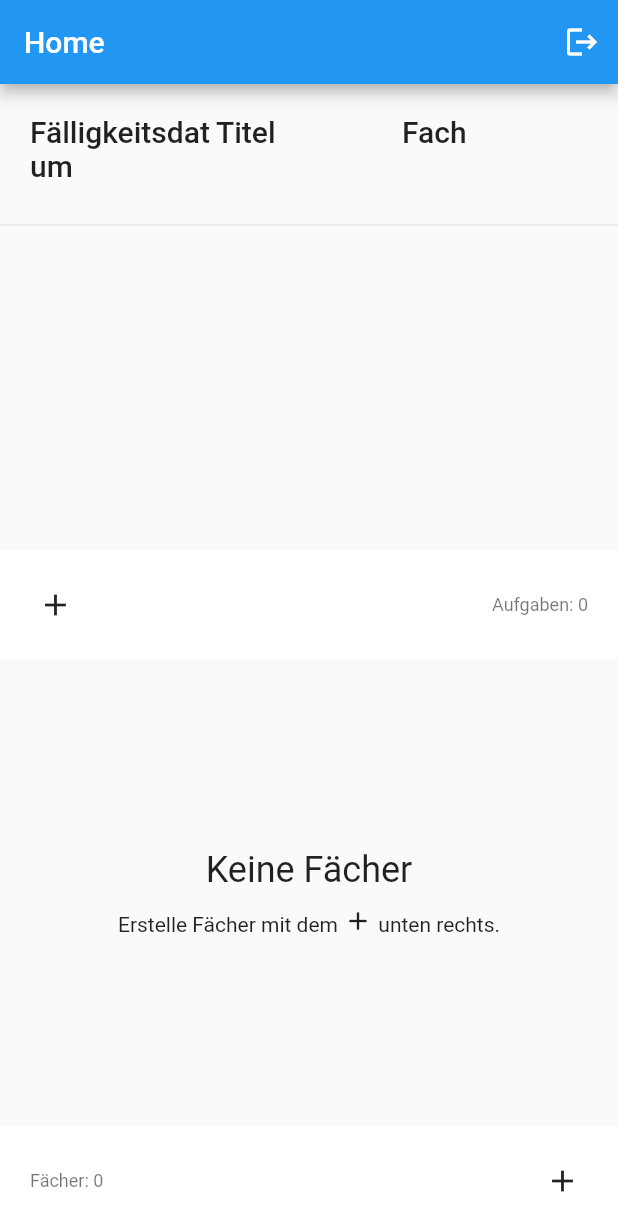
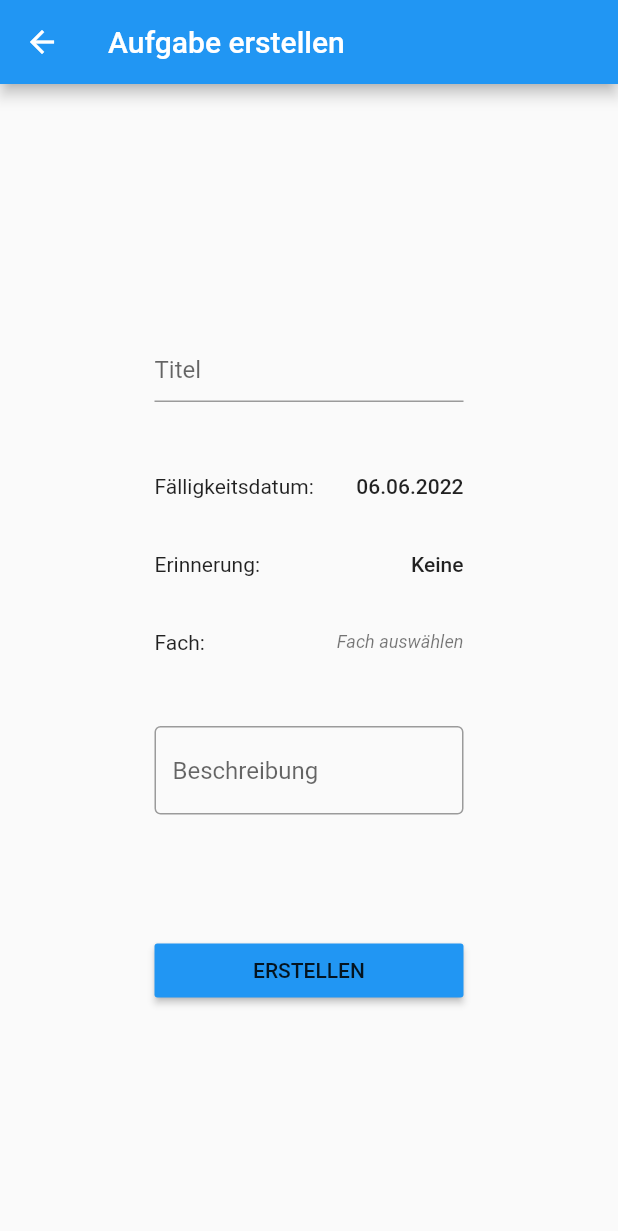
Before and after one commit to david072/school_app, a Flutter app: the HomePage screen opened directly, after a tap on the "add" icon, on a phone screen of 412 x 824 dp. Shown: the top 1231 px of the screen. Run offline on Flutter 3.47's test engine with Material 2 defaults, Android fonts, the phone set to English and light mode, and no system bars; our stand-ins replace cloud_firestore, email_validator, firebase_auth, firebase_core, flutter_colorpicker, get; missing offline and left inert: lit_relative_date_time, perfect_freehand; accounts and stored records are empty.

Commit message:
feat: Add page to create tasks
This adds a new page, available via the plus in the bottom left corner
on the home screen, allowing you to create tasks. It requires a title,
a due date, a reminder and a subject. Optionally you can provide a
description. On confirmation, the task is created in the firestore
database.

```diff
--- a/lib/data/database.dart
+++ b/lib/data/database.dart
@@ -65,7 +65,7 @@ class Database {
     await _collection(_tasksCollection).add({
       'title': title,
       'description': description,
-      'dueDate': dueDate.millisecondsSinceEpoch,
+      'due_date': dueDate.millisecondsSinceEpoch,
       'reminder': reminder.millisecondsSinceEpoch,
       'subject_id': subjectId,
       'user_id': _requireUser().uid,
@@ -78,7 +78,7 @@ class Database {
     await doc.update({
       'title': title,
       'description': description,
-      'dueDate': dueDate.millisecondsSinceEpoch,
+      'due_date': dueDate.millisecondsSinceEpoch,
       'reminder': reminder.millisecondsSinceEpoch,
       'subject_id': subjectId,
       'user_id': _requireUser().uid,
--- /dev/null
+++ b/lib/data/tasks/create_task_page.dart
@@ -0,0 +1,492 @@
+import 'dart:async';
+
+import 'package:flutter/material.dart';
+import 'package:get/get.dart';
+import 'package:intl/intl.dart';
+import 'package:school_app/data/database.dart';
+import 'package:school_app/data/subjects/subject.dart';
+import 'package:school_app/util.dart';
+
+enum _ReminderMode {
+  none,
+  oneDayBefore,
+  twoDaysBefore,
+  threeDaysBefore,
+  fourDaysBefore,
+  oneWeekBefore,
+  twoWeeksBefore,
+  custom,
+}
+
+extension on _ReminderMode {
+  String get string {
+    switch (this) {
+      case _ReminderMode.none:
+        return 'Keine';
+      case _ReminderMode.oneDayBefore:
+        return 'Einen Tag vorher';
+      case _ReminderMode.twoDaysBefore:
+        return 'Zwei Tage vorher';
+      case _ReminderMode.threeDaysBefore:
+        return 'Drei Tage vorher';
+      case _ReminderMode.fourDaysBefore:
+        return 'Vier Tage vorher';
+      case _ReminderMode.oneWeekBefore:
+        return 'Eine Woche vorher';
+      case _ReminderMode.twoWeeksBefore:
+        return 'Zwei Wochen vorher';
+      case _ReminderMode.custom:
+        return '';
+    }
+  }
+
+  Duration get offset {
+    switch (this) {
+      case _ReminderMode.none:
+        return Duration.zero;
+      case _ReminderMode.oneDayBefore:
+        return const Duration(days: 1);
+      case _ReminderMode.twoDaysBefore:
+        return const Duration(days: 2);
+      case _ReminderMode.threeDaysBefore:
+        return const Duration(days: 3);
+      case _ReminderMode.fourDaysBefore:
+        return const Duration(days: 4);
+      case _ReminderMode.oneWeekBefore:
+        return const Duration(days: 7);
+      case _ReminderMode.twoWeeksBefore:
+        return const Duration(days: 14);
+      case _ReminderMode.custom:
+        return Duration.zero; // Handled elsewhere
+    }
+  }
+}
+
+class CreateTaskPage extends StatefulWidget {
+  const CreateTaskPage({Key? key}) : super(key: key);
+
+  @override
+  State<CreateTaskPage> createState() => _CreateTaskPageState();
+}
+
+class _CreateTaskPageState extends State<CreateTaskPage> {
+  final GlobalKey formKey = GlobalKey<FormState>();
+
+  var enabled = true.obs;
+
+  String title = "";
+  String description = "";
+  late DateTime dueDate;
+  Subject? subject;
+
+  var reminderMode = _ReminderMode.none;
+  var reminderOffset = Duration.zero;
+
+  @override
+  void initState() {
+    super.initState();
+    var now = DateTime.now();
+    dueDate = DateTime(now.year, now.month, now.day);
+  }
+
+  void createSubject() async {
+    enabled.call(false);
+
+    if (subject == null) {
+      ScaffoldMessenger.of(context).showSnackBar(
+          const SnackBar(content: Text('Bitte wähle ein Fach aus!')));
+      enabled.call(true);
+      return;
+    }
+    if (!validateForm(formKey)) {
+      enabled.call(true);
+      return;
+    }
+
+    await Database.createTask(
+      title,
+      description,
+      dueDate,
+      dueDate.subtract(reminderOffset),
+      subject!.id,
+    );
+
+    enabled.call(true);
+    Get.back();
+  }
+
+  @override
+  Widget build(BuildContext context) {
+    return Scaffold(
+      appBar: AppBar(
+        title: const Text('Aufgabe erstellen'),
+      ),
+      body: Center(
+        child: SizedBox(
+          width: MediaQuery.of(context).size.width / 2,
+          child: SingleChildScrollView(
+            child: Form(
+              key: formKey,
+              child: Column(
+                mainAxisAlignment: MainAxisAlignment.center,
+                crossAxisAlignment: CrossAxisAlignment.center,
+                children: [
+                  TextFormField(
+                    enabled: enabled.value,
+                    decoration: buildInputDecoration('Titel'),
+                    onChanged: (s) => title = s,
+                    validator: InputValidator.validateNotEmpty,
+                  ),
+                  const SizedBox(height: 40),
+                  _DatePicker(
+                    enabled: enabled.value,
+                    prefix: 'Fälligkeitsdatum',
+                    date: dueDate,
+                    onChanged: (date) => setState(() => dueDate = date),
+                  ),
+                  const SizedBox(height: 20),
+                  _ReminderPicker(
+                    enabled: enabled.value,
+                    mode: reminderMode,
+                    reminderOffset: reminderOffset,
+                    dueDate: dueDate,
+                    onChanged: (offset, mode) => setState(() {
+                      reminderOffset = offset;
+                      reminderMode = mode;
+                    }),
+                  ),
+                  const SizedBox(height: 20),
+                  _SubjectPicker(
+                    enabled: enabled.value,
+                    onChanged: (s) => setState(() => subject = s),
+                    selectedSubjectId: subject?.id,
+                  ),
+                  const SizedBox(height: 40),
+                  TextFormField(
+                    enabled: enabled.value,
+                    onChanged: (s) => description = s,
+                    decoration: const InputDecoration(
+                      alignLabelWithHint: true,
+                      labelText: 'Beschreibung',
+                      border: OutlineInputBorder(),
+                    ),
+                    keyboardType: TextInputType.multiline,
+                    maxLines: null,
+                  ),
+                  const SizedBox(height: 80),
+                  MaterialButton(
+                    onPressed: enabled.value ? createSubject : null,
+                    minWidth: double.infinity,
+                    color: Theme.of(context).colorScheme.primary,
+                    child: enabled.value
+                        ? const Text('ERSTELLEN')
+                        : const CircularProgressIndicator(),
+                  ),
+                ],
+              ),
+            ),
+          ),
+        ),
+      ),
+    );
+  }
+}
+
+class _DatePicker extends StatelessWidget {
+  _DatePicker({
+    Key? key,
+    this.enabled = true,
+    required this.prefix,
+    this.highlightPrefix = false,
+    DateTime? firstDate,
+    DateTime? lastDate,
+    required this.date,
+    required this.onChanged,
+  }) : super(key: key) {
+    var now = DateTime.now();
+    this.firstDate = firstDate ?? now;
+    this.lastDate = lastDate ?? DateTime(now.year + 5, 12, 31);
+  }
+
+  final bool enabled;
+  final String prefix;
+  final bool highlightPrefix;
+  late final DateTime firstDate;
+  late final DateTime lastDate;
+  final DateTime date;
+  final void Function(DateTime) onChanged;
+
+  @override
+  Widget build(BuildContext context) {
+    return _ClickableRow(
+      onTap: enabled
+          ? () async {
+              final picked = await showDatePicker(
+                context: context,
+                initialDate: date,
+                firstDate: firstDate,
+                lastDate: lastDate,
+              );
+              if (picked != null && picked != date) onChanged(picked);
+            }
+          : null,
+      left: Text(
+        '$prefix:',
+        style: !highlightPrefix
+            ? Theme.of(context).textTheme.bodyText2
+            : Theme.of(context).textTheme.bodyText1,
+      ),
+      right: Text(
+        DateFormat('dd.MM.yyyy').format(date),
+        style: Theme.of(context).textTheme.bodyLarge,
+      ),
+    );
+  }
+}
+
+class _ReminderPicker extends StatelessWidget {
+  const _ReminderPicker({
+    Key? key,
+    this.enabled = true,
+    required this.mode,
+    required this.reminderOffset,
+    required this.dueDate,
+    required this.onChanged,
+  }) : super(key: key);
+
+  final bool enabled;
+  final _ReminderMode mode;
+  final Duration reminderOffset;
+  final DateTime dueDate;
+  final void Function(Duration, _ReminderMode) onChanged;
+
+  @override
+  Widget build(BuildContext context) {
+    return _ClickableRow(
+      onTap: enabled
+          ? () => showDialog(
+                context: context,
+                builder: (ctx) => AlertDialog(
+                  title: const Text('Erinnerung:'),
+                  content: SingleChildScrollView(
+                    child: Column(
+                      crossAxisAlignment: CrossAxisAlignment.start,
+                      mainAxisAlignment: MainAxisAlignment.start,
+                      mainAxisSize: MainAxisSize.min,
+                      children: _ReminderMode.values.map((val) {
+                        if (val == _ReminderMode.custom) {
+                          var now = DateTime.now();
+                          return _DatePicker(
+                            prefix: 'Benutzerdefiniert',
+                            highlightPrefix: mode == val,
+                            date: dueDate.subtract(reminderOffset),
+                            firstDate: DateTime(now.year - 5),
+                            lastDate: dueDate,
+                            onChanged: (date) {
+                              var offset = dueDate.difference(date);
+                              Get.back();
+                              onChanged(offset, _ReminderMode.custom);
+                            },
+                          );
+                        }
+
+                        return Row(
+                          children: [
+                            Expanded(
+                              child: InkWell(
+                                onTap: () {
+                                  Get.back();
+                                  onChanged(val.offset, val);
+                                },
+                                child: Padding(
+                                  padding:
+                                      const EdgeInsets.only(top: 8, bottom: 8),
+                                  child: Text(val.string,
+                                      style: mode == val
+                                          ? Theme.of(context)
+                                              .textTheme
+                                              .bodyText1
+                                          : Theme.of(context)
+                                              .textTheme
+                                              .bodyText2),
+                                ),
+                              ),
+                            ),
+                          ],
+                        );
+                      }).toList(),
+                    ),
+                  ),
+                ),
+              )
+          : null,
+      left: const Text('Erinnerung:'),
+      right: Text(
+        mode != _ReminderMode.custom
+            ? mode.string
+            : DateFormat('dd.MM.yyyy').format(dueDate.subtract(reminderOffset)),
+        style: Theme.of(context).textTheme.bodyLarge,
+      ),
+    );
+  }
+}
+
+class _SubjectPicker extends StatefulWidget {
+  const _SubjectPicker({
+    Key? key,
+    this.enabled = true,
+    this.selectedSubjectId,
+    required this.onChanged,
+  }) : super(key: key);
+
+  final bool enabled;
+  final String? selectedSubjectId;
+  final void Function(Subject) onChanged;
+
+  @override
+  State<_SubjectPicker> createState() => _SubjectPickerState();
+}
+
+class _SubjectPickerState extends State<_SubjectPicker> {
+  List<Subject>? subjects;
+  late StreamSubscription<List<Subject>> subscription;
+
+  @override
+  void initState() {
+    super.initState();
+    getSubjects();
+  }
+
+  // For some reason, stream.first apparently does not work properly on
+  // generator functions, so I have to do it myself.
+  Future<void> getSubjects() async {
+    subscription = Database.querySubjects().listen((data) {
+      setState(() => subjects = data);
+      subscription.cancel();
+    });
+  }
+
+  @override
+  void dispose() {
+    subscription.cancel();
+    super.dispose();
+  }
+
+  @override
+  Widget build(BuildContext context) {
+    return subjects == null
+        ? Row(
+            children: const [
+              Expanded(
+                child: Center(child: CircularProgressIndicator()),
+              )
+            ],
+          )
+        : _ClickableRow(
+            onTap: widget.enabled
+                ? () => showDialog(
+                      context: context,
+                      builder: (ctx) => AlertDialog(
+                        title: const Text('Fach auswählen'),
+                        content: SingleChildScrollView(
+                          child: Column(
+                            crossAxisAlignment: CrossAxisAlignment.start,
+                            mainAxisAlignment: MainAxisAlignment.start,
+                            mainAxisSize: MainAxisSize.min,
+                            children: subjects!
+                                .map(
+                                  (el) => InkWell(
+                                    onTap: () {
+                                      Get.back();
+                                      widget.onChanged(el);
+                                    },
+                                    child: Row(
+                                      children: [
+                                        Expanded(
+                                          child: Padding(
+                                            padding: const EdgeInsets.only(
+                                                top: 8, bottom: 8),
+                                            child: Text(el.name,
+                                                style: widget.selectedSubjectId !=
+                                                            null &&
+                                                        el.id ==
+                                                            widget
+                                                                .selectedSubjectId
+                                                    ? Theme.of(context)
+                                                        .textTheme
+                                                        .bodyText1
+                                                    : Theme.of(context)
+                                                        .textTheme
+                                                        .bodyText2),
+                                          ),
+                                        ),
+                                        Container(
+                                          decoration: BoxDecoration(
+                                            color: el.color,
+                                            borderRadius:
+                                                BorderRadius.circular(5),
+                                          ),
+                                          height: 25,
+                                          width: 25,
+                                        )
+                                      ],
+                                    ),
+                                  ),
+                                )
+                                .toList(),
+                          ),
+                        ),
+                      ),
+                    )
+                : null,
+            left: const Text('Fach:'),
+            right: Text(
+              widget.selectedSubjectId == null
+                  ? 'Fach auswählen'
+                  : subjects!
+                      .firstWhere((el) => el.id == widget.selectedSubjectId)
+                      .name,
+              style: widget.selectedSubjectId == null
+                  ? Theme.of(context)
+                      .textTheme
+                      .caption
+                      ?.copyWith(fontStyle: FontStyle.italic)
+                  : Theme.of(context).textTheme.bodyLarge,
+            ),
+          );
+  }
+}
+
+class _ClickableRow extends StatelessWidget {
+  const _ClickableRow({
+    Key? key,
+    required this.left,
+    required this.right,
+    required this.onTap,
+  }) : super(key: key);
+
+  final Widget left;
+  final Widget right;
+  final void Function()? onTap;
+
+  @override
+  Widget build(BuildContext context) {
+    return InkWell(
+      onTap: onTap,
+      child: Padding(
+        padding: const EdgeInsets.only(top: 8, bottom: 8),
+        child: Row(
+          children: [
+            left,
+            Expanded(
+              child: Align(
+                alignment: Alignment.centerRight,
+                child: right,
+              ),
+            )
+          ],
+        ),
+      ),
+    );
+  }
+}
--- a/lib/data/tasks/task.dart
+++ b/lib/data/tasks/task.dart
@@ -36,7 +36,9 @@ class Task {
   }
 
   String formatDueDate() {
-    var rdt = RelativeDateTime(dateTime: dueDate, other: DateTime.now());
+    var now = DateTime.now();
+    var rdt = RelativeDateTime(
+        dateTime: DateTime(now.year, now.month, now.day), other: dueDate);
     return const RelativeDateFormat(Locale('de')).format(rdt);
   }
 }
--- a/lib/home/soon_tasks_widget.dart
+++ b/lib/home/soon_tasks_widget.dart
@@ -1,7 +1,9 @@
 import 'dart:async';
 
 import 'package:flutter/material.dart';
+import 'package:get/get.dart';
 import 'package:school_app/data/database.dart';
+import 'package:school_app/data/tasks/create_task_page.dart';
 
 import '../data/tasks/task.dart';
 import 'footer.dart';
@@ -73,7 +75,7 @@ class _SoonTasksWidgetState extends State<SoonTasksWidget> {
             reverse: true,
             displayName: 'Aufgaben',
             count: tasks.length,
-            onAdd: () => print("onAdd"),
+            onAdd: () => Get.to(() => const CreateTaskPage()),
           ),
         ],
       ),
--- a/pubspec.yaml
+++ b/pubspec.yaml
@@ -24,6 +24,7 @@ dependencies:
   email_validator: ^2.0.1
   flutter_colorpicker: ^1.0.3
   lit_relative_date_time: ^1.2.0
+  intl: ^0.17.0
 
 dev_dependencies:
   flutter_test:
```
Also changed, not shown: pubspec.lock.
